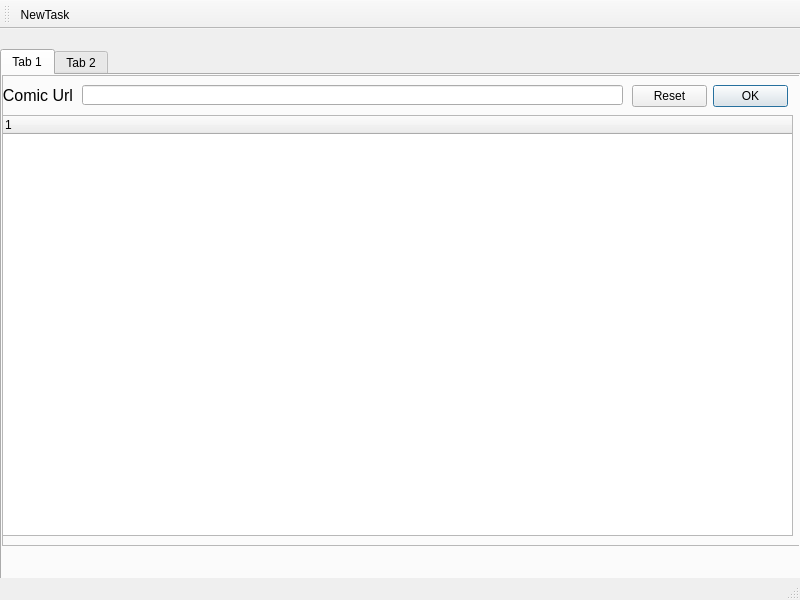
Above: ImageDownloader/ui/Ui_ImageDownloader.ui from locke12456/ImageDownloader before the change. Below: the same form after it.
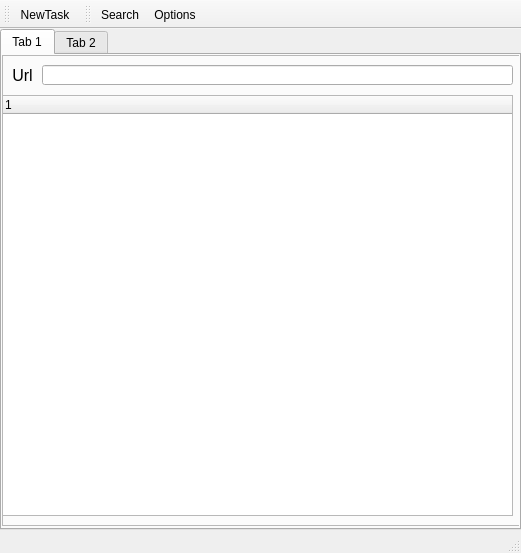
That is the form after the change. Icons and pictures are not drawn.

The edit to the form file:
```diff
--- a/ImageDownloader/ui/Ui_ImageDownloader.ui
+++ b/ImageDownloader/ui/Ui_ImageDownloader.ui
@@ -6,14 +6,14 @@
    <rect>
     <x>0</x>
     <y>0</y>
-    <width>800</width>
-    <height>600</height>
+    <width>521</width>
+    <height>553</height>
    </rect>
   </property>
   <property name="minimumSize">
    <size>
-    <width>800</width>
-    <height>600</height>
+    <width>0</width>
+    <height>0</height>
    </size>
   </property>
   <property name="maximumSize">
@@ -30,9 +30,9 @@
     <property name="geometry">
      <rect>
       <x>0</x>
-      <y>20</y>
-      <width>801</width>
-      <height>541</height>
+      <y>0</y>
+      <width>521</width>
+      <height>501</height>
      </rect>
     </property>
     <property name="maximumSize">
@@ -53,7 +53,7 @@
        <rect>
         <x>0</x>
         <y>0</y>
-        <width>801</width>
+        <width>521</width>
         <height>471</height>
        </rect>
       </property>
@@ -68,7 +68,7 @@
         <rect>
          <x>0</x>
          <y>40</y>
-         <width>791</width>
+         <width>511</width>
          <height>421</height>
         </rect>
        </property>
@@ -78,25 +78,12 @@
         </property>
        </column>
       </widget>
-      <widget class="QDialogButtonBox" name="buttonBox">
-       <property name="geometry">
-        <rect>
-         <x>630</x>
-         <y>10</y>
-         <width>156</width>
-         <height>23</height>
-        </rect>
-       </property>
-       <property name="standardButtons">
-        <set>QDialogButtonBox::Ok|QDialogButtonBox::Reset</set>
-       </property>
-      </widget>
       <widget class="QLineEdit" name="LineText_ComicUrl">
        <property name="geometry">
         <rect>
-         <x>80</x>
+         <x>40</x>
          <y>10</y>
-         <width>541</width>
+         <width>471</width>
          <height>20</height>
         </rect>
        </property>
@@ -106,7 +93,7 @@
         <rect>
          <x>0</x>
          <y>10</y>
-         <width>71</width>
+         <width>41</width>
          <height>20</height>
         </rect>
        </property>
@@ -116,10 +103,10 @@
         </font>
        </property>
        <property name="text">
-        <string>Comic Url</string>
+        <string>Url</string>
        </property>
        <property name="alignment">
-        <set>Qt::AlignRight|Qt::AlignTrailing|Qt::AlignVCenter</set>
+        <set>Qt::AlignCenter</set>
        </property>
       </widget>
      </widget>
@@ -150,15 +137,51 @@
     <enum>TopToolBarArea</enum>
    </attribute>
    <attribute name="toolBarBreak">
-    <bool>false</bool>
+    <bool>true</bool>
    </attribute>
    <addaction name="actionNewTask"/>
   </widget>
+  <widget class="QToolBar" name="toolBar_2">
+   <property name="windowTitle">
+    <string>toolBar_2</string>
+   </property>
+   <attribute name="toolBarArea">
+    <enum>TopToolBarArea</enum>
+   </attribute>
+   <attribute name="toolBarBreak">
+    <bool>false</bool>
+   </attribute>
+   <addaction name="actionSearch"/>
+   <addaction name="actionOptions"/>
+  </widget>
   <action name="actionNewTask">
    <property name="text">
     <string>NewTask</string>
    </property>
   </action>
+  <action name="actionSearch">
+   <property name="enabled">
+    <bool>true</bool>
+   </property>
+   <property name="icon">
+    <iconset>
+     <normalon>:/Milky/Icons/64/10.png</normalon>
+    </iconset>
+   </property>
+   <property name="text">
+    <string>Search</string>
+   </property>
+  </action>
+  <action name="actionOptions">
+   <property name="icon">
+    <iconset>
+     <normalon>:/Milky/Icons/64/11.png</normalon>
+    </iconset>
+   </property>
+   <property name="text">
+    <string>Options</string>
+   </property>
+  </action>
  </widget>
  <resources>
   <include location="res/main.qrc"/>
```
Left out of the diff: 19 changed lines with no effect on the pictures.
